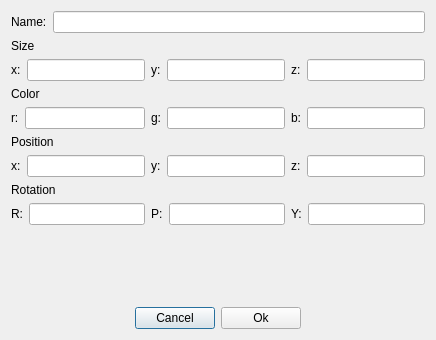
Above: UI/objectedit.ui from suchiz/Suchiz-Rendring-Engine before the change. Below: the same form after it.
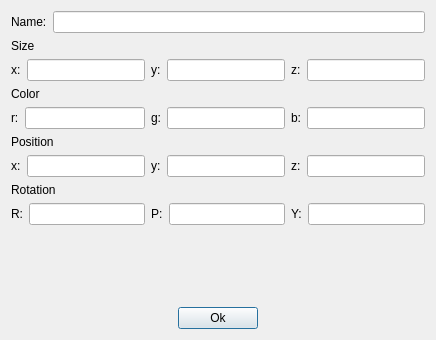
That is the form after the change.

The edit to the form file:
```diff
--- a/UI/objectedit.ui
+++ b/UI/objectedit.ui
@@ -326,13 +326,6 @@
          </property>
         </spacer>
        </item>
-       <item>
-        <widget class="QPushButton" name="cancelButton">
-         <property name="text">
-          <string>Cancel</string>
-         </property>
-        </widget>
-       </item>
        <item>
         <widget class="QPushButton" name="okButton">
          <property name="text">
```
